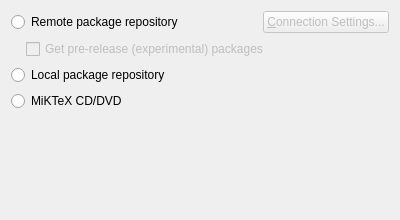
Before: the Qt Designer form Libraries/MiKTeX/UI/Qt/SiteWizType.ui in MiKTeX/miktex, drawn with Qt 5.
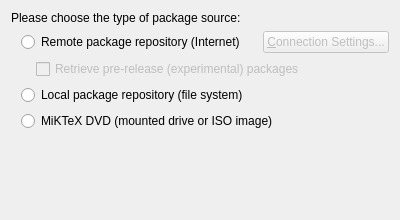
After: the same form once the commit is applied.

Patch:
```diff
--- a/Libraries/MiKTeX/UI/Qt/SiteWizType.ui
+++ b/Libraries/MiKTeX/UI/Qt/SiteWizType.ui
@@ -15,15 +15,44 @@
    <string>Package Source</string>
   </property>
   <property name="subTitle">
-   <string>You can choose from where packages are retrieved:</string>
+   <string>Packages can be retrieved from different sources.</string>
   </property>
   <layout class="QVBoxLayout">
    <item>
+    <widget class="QLabel" name="label_2">
+     <property name="text">
+      <string>Please choose the type of package source:</string>
+     </property>
+    </widget>
+   </item>
+   <item>
+    <layout class="QVBoxLayout" name="verticalLayout">
+     <item>
+      <layout class="QHBoxLayout" name="horizontalLayout_2">
+       <item>
+        <spacer name="horizontalSpacer_3">
+         <property name="orientation">
+          <enum>Qt::Horizontal</enum>
+         </property>
+         <property name="sizeType">
+          <enum>QSizePolicy::Fixed</enum>
+         </property>
+         <property name="sizeHint" stdset="0">
+          <size>
+           <width>10</width>
+           <height>20</height>
+          </size>
+         </property>
+        </spacer>
+       </item>
+       <item>
+        <layout class="QVBoxLayout" name="verticalLayout_2">
+         <item>
     <layout class="QHBoxLayout">
      <item>
       <widget class="QRadioButton" name="rbRemote">
        <property name="text">
-        <string>Remote package repository</string>
+              <string>Remote package repository (Internet)</string>
        </property>
       </widget>
      </item>
@@ -76,7 +105,7 @@
         <bool>false</bool>
        </property>
        <property name="text">
-        <string>Get pre-release (experimental) packages</string>
+              <string>Retrieve pre-release (experimental) packages</string>
        </property>
       </widget>
      </item>
@@ -85,16 +114,22 @@
    <item>
     <widget class="QRadioButton" name="rbLocal">
      <property name="text">
-      <string>Local package repository</string>
+            <string>Local package repository (file system)</string>
      </property>
     </widget>
    </item>
    <item>
     <widget class="QRadioButton" name="rbCD">
      <property name="text">
-      <string>MiKTeX CD/DVD</string>
-     </property>
-    </widget>
+            <string>MiKTeX DVD (mounted drive or ISO image)</string>
+           </property>
+          </widget>
+         </item>
+        </layout>
+       </item>
+      </layout>
+     </item>
+    </layout>
    </item>
    <item>
     <spacer>
```
Left out of the diff: 2 changed lines with no effect on the pictures. Lines whose indentation alone changed are shown as unchanged.
